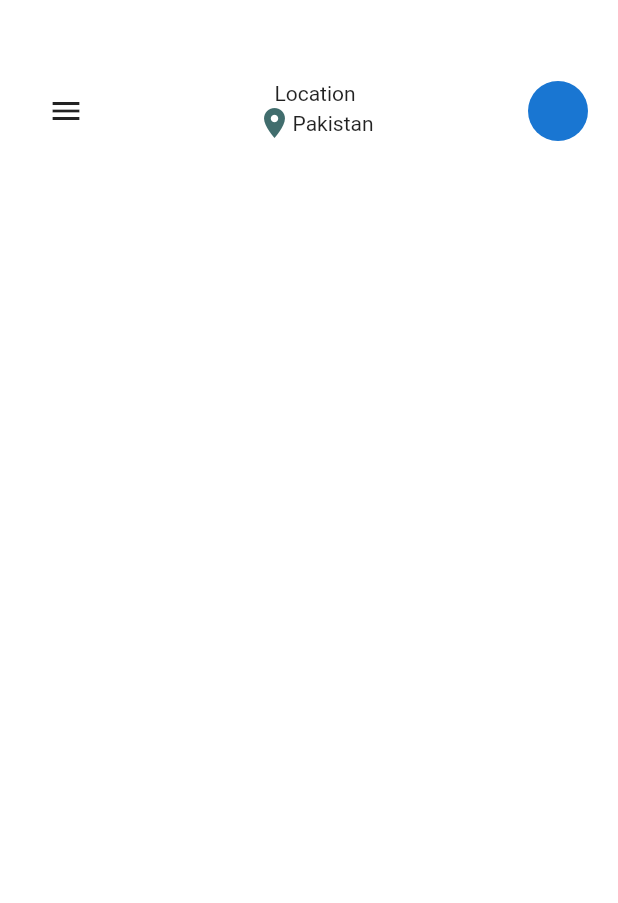
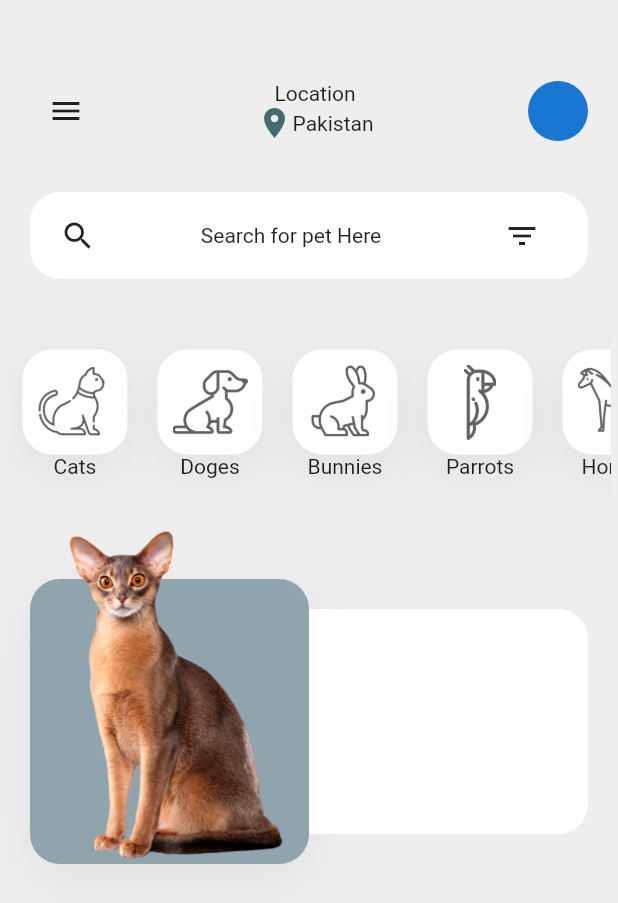
Before and after one commit to huzaifa215/animated_ui_design, a Flutter app: the screen it shows after launch, on a phone screen of 412 x 824 dp. Shown: the top 903 px of the screen. Run offline on Flutter 3.47's test engine with Material 2 defaults, Android fonts, the phone set to English and light mode, and no system bars.

Commit message:
Home Screen with 3 Components Created

```diff
--- a/animated_ui/lib/Screens/home_screen.dart
+++ b/animated_ui/lib/Screens/home_screen.dart
@@ -14,7 +14,7 @@ class HomeScreen extends StatefulWidget {
 class _HomeScreenState extends State<HomeScreen> {
   double xOffset = 0;
   double yOffset = 0;
-  double scaleFactor = 1;// help to reduce the screen size
+  double scaleFactor = 1; // help to reduce the screen size
   bool isDrawerOpenOrClose = false;
 
   @override
@@ -24,7 +24,7 @@ class _HomeScreenState extends State<HomeScreen> {
       transform: Matrix4.translationValues(xOffset, yOffset, 0)
         ..scale(scaleFactor),
       duration: Duration(milliseconds: 250), // best for any animation
-      color: Colors.white,
+      color: Colors.grey[200],
       // column that the whole screen is a column
       child: Column(
         children: [
@@ -41,10 +41,10 @@ class _HomeScreenState extends State<HomeScreen> {
                         icon: Icon(Icons.arrow_back_ios),
                         onPressed: () {
                           setState(() {
-                            xOffset=0;
-                            yOffset=0;
-                            scaleFactor=1;
-                            isDrawerOpenOrClose=false;
+                            xOffset = 0;
+                            yOffset = 0;
+                            scaleFactor = 1;
+                            isDrawerOpenOrClose = false;
                           });
                         },
                       )
@@ -77,7 +77,106 @@ class _HomeScreenState extends State<HomeScreen> {
                 CircleAvatar(),
               ],
             ),
-          )
+          ),
+          Container(
+            padding: EdgeInsets.symmetric(horizontal: 20, vertical: 5),
+            margin: EdgeInsets.symmetric(vertical: 30, horizontal: 20),
+            decoration: BoxDecoration(
+              color: Colors.white,
+              borderRadius: BorderRadius.circular(20),
+            ),
+            child: Row(
+              mainAxisAlignment: MainAxisAlignment.spaceBetween,
+              children: [
+                Icon(Icons.search),
+                // TextField(
+                // ),
+                Text("Search for pet Here"),
+                IconButton(
+                  icon: Icon(Icons.filter_list),
+                  onPressed: () {
+                    print("Helo");
+                  },
+                ),
+              ],
+            ),
+          ),
+          Container(
+            padding: EdgeInsets.only(left: 5, right: 5),
+            height: 120,
+            child: ListView.builder(
+              scrollDirection: Axis.horizontal,
+              itemCount: categories.length,
+              // categories from the confrigration file
+              itemBuilder: (context, index) {
+                return Container(
+                  child: Column(
+                    crossAxisAlignment: CrossAxisAlignment.center,
+                    mainAxisAlignment: MainAxisAlignment.center,
+                    children: [
+                      Container(
+                        padding: EdgeInsets.all(10),
+                        margin: EdgeInsets.only(left: 10, right: 10),
+                        decoration: BoxDecoration(
+                          color: Colors.white,
+                          boxShadow:
+                              shadowList, // shadowList from the confriguation file
+                          borderRadius: BorderRadius.circular(20),
+                        ),
+                        child: Image.asset(
+                          categories[index]['iconPath'],
+                          height: 50,
+                          width: 50,
+                          color: Colors.grey[700],
+                        ),
+                      ),
+                      Text(categories[index]['name']),
+                    ],
+                  ),
+                );
+              },
+            ),
+          ),
+
+          // cat pop out
+          Container(
+            margin: EdgeInsets.symmetric(horizontal: 20),
+            height: 240,
+            child: Row(
+              children: [
+                // Expanded Widget is used for the equal height for every one side
+                Expanded(
+                  child: Stack(
+                    children: [
+                      Container(
+                        decoration: BoxDecoration(
+                          color: Colors.blueGrey[300],
+                          borderRadius: BorderRadius.circular(20),
+                          boxShadow: shadowList,
+                        ),
+                        margin: EdgeInsets.only(top: 50),
+                      ),
+                      Align(
+                        child: Image.asset("images/pet-cat2.png"),
+                      ),
+                    ],
+                  ),
+                ),
+                Expanded(
+                  child: Container(
+                    margin: EdgeInsets.only(top: 70, bottom: 20),
+                    decoration: BoxDecoration(
+                      color: Colors.white,
+                      borderRadius: BorderRadius.only(
+                        topRight: Radius.circular(20),
+                        bottomRight: Radius.circular(20),
+                      ),
+                    ),
+                  ),
+                ),
+              ],
+            ),
+          ),
         ],
       ),
     );
```
